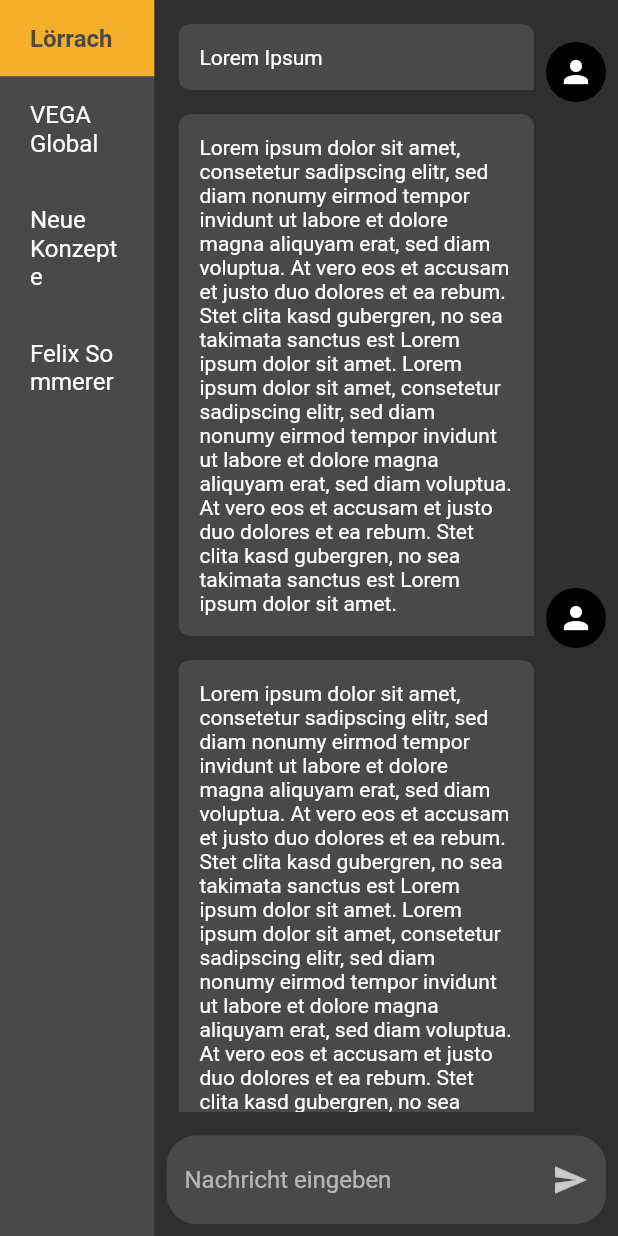
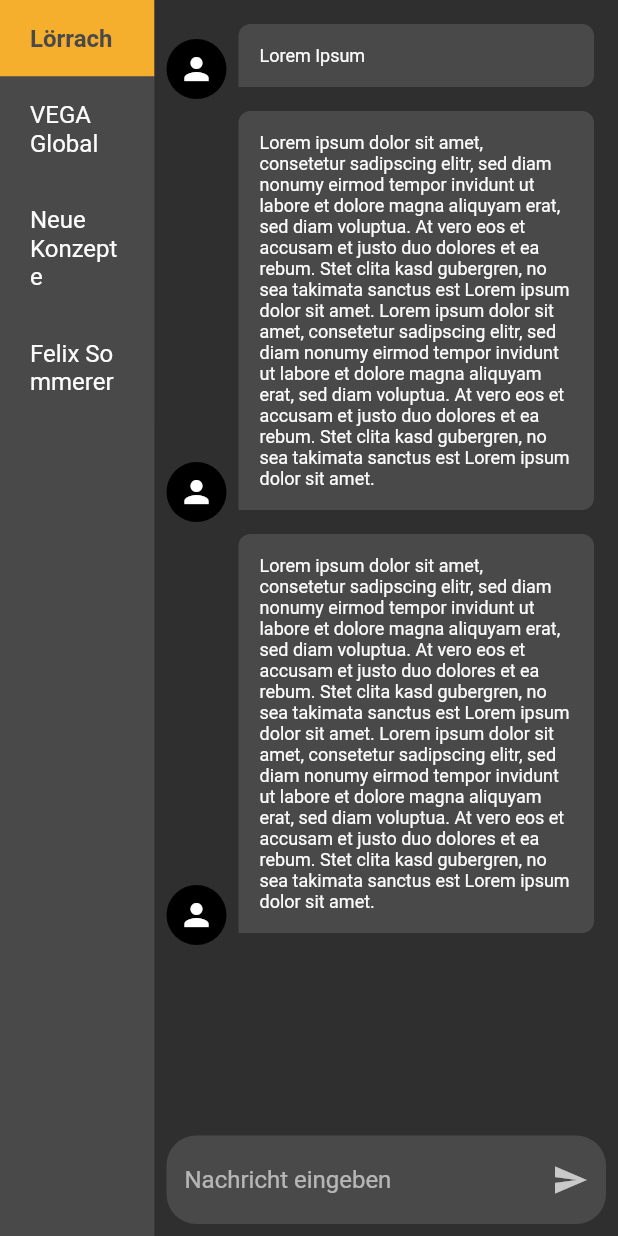
Before and after one commit to lucaschmider/CloudChat, a Flutter app: the screen it shows after launch, after a tap on "Lörrach", on a phone screen of 412 x 824 dp. Run offline on Flutter 3.47's test engine with Material 2 defaults, Android fonts, the phone set to English and light mode, and no system bars; our stand-ins replace bloc, flutter_bloc.

Commit message:
updated differentiation between own and foreign messages

```diff
--- a/lib/chat/views/chat_message_view.dart
+++ b/lib/chat/views/chat_message_view.dart
@@ -26,7 +26,9 @@ class ChatMessageView extends StatelessWidget {
               padding: const EdgeInsets.all(8.0),
               child: Container(
                 decoration: BoxDecoration(
-                  color: Theme.of(context).colorScheme.surface,
+                  color: isFromAnotherParticipant
+                      ? Theme.of(context).colorScheme.surface
+                      : Theme.of(context).colorScheme.primary,
                   borderRadius: isFromAnotherParticipant
                       ? const BorderRadius.only(
                           topLeft: Radius.circular(8.0),
@@ -43,6 +45,11 @@ class ChatMessageView extends StatelessWidget {
                   padding: const EdgeInsets.all(14.0),
                   child: Text(
                     message.text,
+                    style: Theme.of(context).textTheme.bodySmall!.copyWith(
+                          color: isFromAnotherParticipant
+                              ? Theme.of(context).colorScheme.onSurface
+                              : Theme.of(context).colorScheme.onPrimary,
+                        ),
                   ),
                 ),
               ),
--- a/lib/chat/views/chat_room_view.dart
+++ b/lib/chat/views/chat_room_view.dart
@@ -7,6 +7,17 @@ import 'package:flutter_bloc/flutter_bloc.dart';
 
 import '../bloc/chat_bloc.dart';
 import '../bloc/models/chat_message.dart';
+
+@immutable
+class _RelevantBlocSubset {
+  final List<ChatMessage> messages;
+  final String ownUserId;
+
+  const _RelevantBlocSubset({
+    required this.messages,
+    required this.ownUserId,
+  });
+}
 
 class ChatRoomView extends StatelessWidget {
   const ChatRoomView({Key? key}) : super(key: key);
@@ -19,15 +30,20 @@ class ChatRoomView extends StatelessWidget {
             Expanded(
               child: Padding(
                 padding: const EdgeInsets.all(8.0),
-                child: BlocSelector<ChatBloc, ChatState, List<ChatMessage>>(
-                  selector: (state) => state.messages,
+                child: BlocSelector<ChatBloc, ChatState, _RelevantBlocSubset>(
+                  selector: (state) => _RelevantBlocSubset(
+                      messages: state.messages,
+                      ownUserId: state.sender!.userId),
                   builder: (context, state) => ListView.builder(
                     itemBuilder: (context, index) {
-                      final message = state.elementAt(index);
+                      final message = state.messages.elementAt(index);
                       return ChatMessageView(
-                          message: message, isFromAnotherParticipant: false);
+                        message: message,
+                        isFromAnotherParticipant:
+                            message.userId != state.ownUserId,
+                      );
                     },
-                    itemCount: state.length,
+                    itemCount: state.messages.length,
                   ),
                 ),
               ),
```
